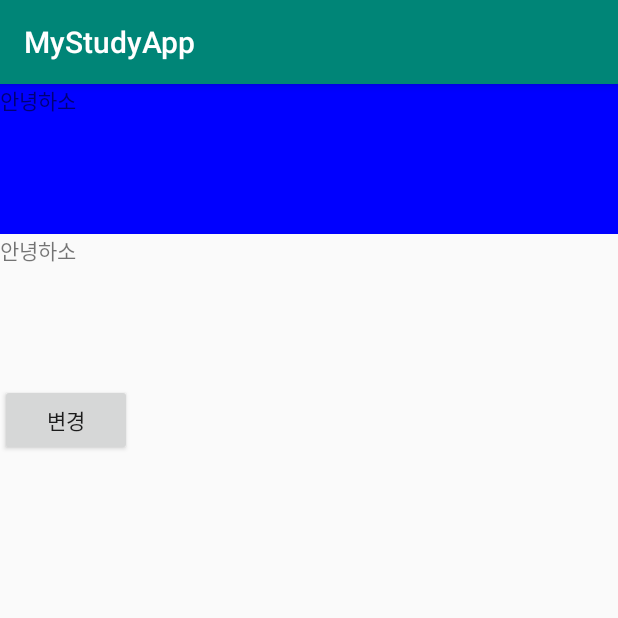
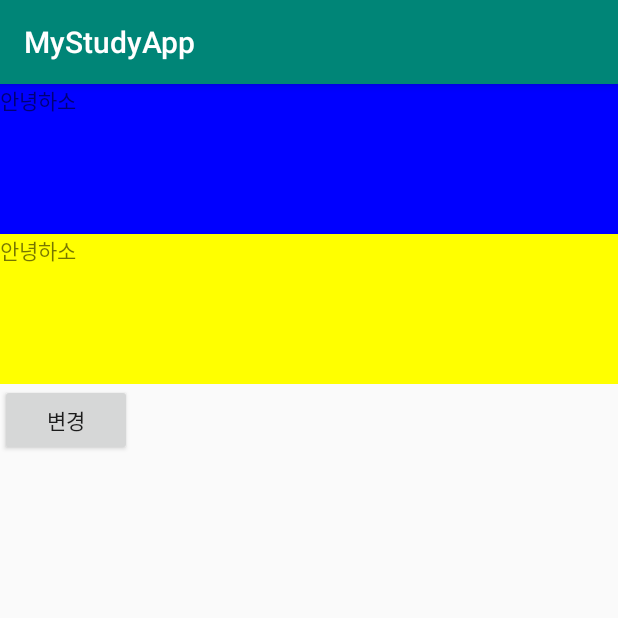
Before and after one commit to Mo0k94/MyStudyApp, an Android app: the ColorFragmentActivity screen opened directly, with no data from a screen before it, on a phone screen of 412 x 824 dp, the top half of it. Run offline under Robolectric (Android 15) with nearby library versions, the phone set to English and light mode, and no system bars; 1 statement that could not run was skipped.

Commit message:
Fragment 팩토리 패턴

```diff
--- a/app/src/main/java/com/example/mystudyapp/activities/ColorFragmentActivity.java
+++ b/app/src/main/java/com/example/mystudyapp/activities/ColorFragmentActivity.java
@@ -24,6 +24,15 @@ public class ColorFragmentActivity extends AppCompatActivity {
 
         // 동적으로 프래그먼트 추가
         ColorFragment colorFragment2 = new ColorFragment();
+
+        Bundle bundle = new Bundle();
+        bundle.putInt("color",Color.YELLOW);
+        bundle.putString("text","글자");
+        colorFragment2.setArguments(bundle);
+
+        // 팩토리 패턴을 활용한 프래그먼트 생성
+        ColorFragment colorFragment3 = ColorFragment.newInstance(Color.GREEN);
+
         getSupportFragmentManager().beginTransaction()
                 .add(R.id.container_frame,colorFragment2)
                 .commit();
--- a/app/src/main/java/com/example/mystudyapp/fragments/ColorFragment.java
+++ b/app/src/main/java/com/example/mystudyapp/fragments/ColorFragment.java
@@ -17,6 +17,7 @@ public class ColorFragment extends Fragment {
     public ColorFragment() {
     }
 
+    //팩토리 패턴
     public static ColorFragment newInstance(int color){
         ColorFragment colorFragment = new ColorFragment();
         Bundle bundle = new Bundle();
```
